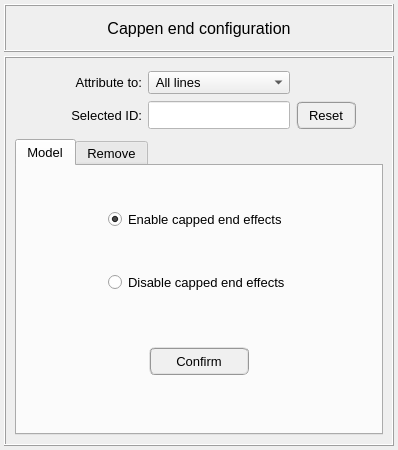
Old version of the form pulse/interface/ui_files/model/setup/structural/capped_end_input.ui in the repository open-pulse/OpenPulse.
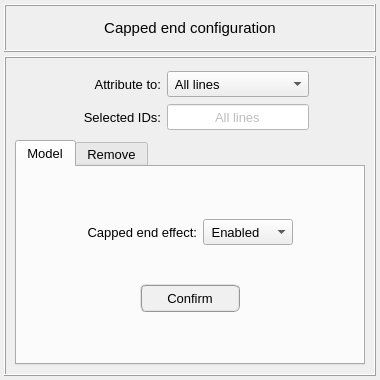
New version of the form.

Commit message: Review on capped-end classes

What changed in the file:
```diff
--- a/pulse/interface/ui_files/model/setup/structural/capped_end_input.ui
+++ b/pulse/interface/ui_files/model/setup/structural/capped_end_input.ui
@@ -6,20 +6,20 @@
    <rect>
     <x>0</x>
     <y>0</y>
-    <width>398</width>
-    <height>450</height>
+    <width>380</width>
+    <height>380</height>
    </rect>
   </property>
   <property name="minimumSize">
    <size>
-    <width>398</width>
-    <height>450</height>
+    <width>380</width>
+    <height>380</height>
    </size>
   </property>
   <property name="maximumSize">
    <size>
-    <width>398</width>
-    <height>450</height>
+    <width>380</width>
+    <height>380</height>
    </size>
   </property>
   <property name="windowTitle">
@@ -42,7 +42,7 @@
     <number>4</number>
    </property>
    <item row="0" column="0">
-    <widget class="QFrame" name="frame">
+    <widget class="QFrame" name="frame_title">
      <property name="minimumSize">
       <size>
        <width>0</width>
@@ -78,14 +78,14 @@
        <number>4</number>
       </property>
       <item row="0" column="0" rowspan="2">
-       <widget class="QLabel" name="label">
+       <widget class="QLabel" name="label_title">
         <property name="font">
          <font>
-          <pointsize>12</pointsize>
+          <pointsize>11</pointsize>
          </font>
         </property>
         <property name="text">
-         <string>Cappen end configuration</string>
+         <string>Capped end configuration</string>
         </property>
         <property name="textFormat">
          <enum>Qt::AutoText</enum>
@@ -99,7 +99,7 @@
     </widget>
    </item>
    <item row="1" column="0">
-    <widget class="QFrame" name="frame_3">
+    <widget class="QFrame" name="frame_main">
      <property name="frameShape">
       <enum>QFrame::Box</enum>
      </property>
@@ -111,7 +111,7 @@
      </property>
      <layout class="QGridLayout" name="gridLayout_7">
       <item row="0" column="0">
-       <widget class="QFrame" name="frame_5">
+       <widget class="QFrame" name="frame_attribution_controls">
         <property name="frameShape">
          <enum>QFrame::NoFrame</enum>
         </property>
@@ -134,51 +134,21 @@
          <property name="verticalSpacing">
           <number>7</number>
          </property>
-         <item row="1" column="4">
-          <widget class="QPushButton" name="pushButton_reset">
-           <property name="minimumSize">
-            <size>
-             <width>60</width>
-             <height>28</height>
-            </size>
-           </property>
-           <property name="maximumSize">
-            <size>
-             <width>60</width>
-             <height>28</height>
-            </size>
-           </property>
-           <property name="font">
-            <font>
-             <pointsize>10</pointsize>
-            </font>
-           </property>
-           <property name="styleSheet">
-            <string notr="true">QPushButton{border-radius: 6px; border-color: rgb(150, 150, 150); border-style: ridge; border-width: 2px; color: rgb(0, 0, 0); background-color: rgb(240, 240, 240)}
-QPushButton:hover{border-radius: 6px; border-color: rgb(0, 170, 255); border-style: ridge; border-width: 2px; color: rgb(0, 0, 0); background-color: rgba(174, 213, 255, 100)}
-QPushButton:pressed{border-radius: 6px; border-color: rgb(0, 170, 255); border-style: ridge; border-width: 2px; color: rgb(0, 0, 0); background-color: rgb(174, 213, 255)}
-QPushButton:disabled{border-radius: 6px; border-color: rgb(150, 150, 150); border-style: ridge; border-width: 0px; color: rgb(150,150, 150); background-color: rgb(220, 220, 220)}</string>
-           </property>
-           <property name="text">
-            <string>Reset</string>
-           </property>
-          </widget>
-         </item>
          <item row="1" column="2">
-          <widget class="QLineEdit" name="lineEdit_selected_ID">
+          <widget class="QLineEdit" name="lineEdit_selected_id">
            <property name="enabled">
-            <bool>true</bool>
+            <bool>false</bool>
            </property>
            <property name="minimumSize">
             <size>
              <width>0</width>
-             <height>28</height>
+             <height>26</height>
             </size>
            </property>
            <property name="maximumSize">
             <size>
-             <width>240</width>
-             <height>28</height>
+             <width>16777215</width>
+             <height>26</height>
             </size>
            </property>
            <property name="font">
@@ -193,7 +163,7 @@
             <string notr="true">background-color: rgb(255, 255, 255);</string>
            </property>
            <property name="text">
-            <string/>
+            <string>All lines</string>
            </property>
            <property name="alignment">
             <set>Qt::AlignCenter</set>
@@ -215,6 +185,18 @@
          </item>
          <item row="0" column="2">
           <widget class="QComboBox" name="comboBox_selection">
+           <property name="minimumSize">
+            <size>
+             <width>0</width>
+             <height>26</height>
+            </size>
+           </property>
+           <property name="maximumSize">
+            <size>
+             <width>16777215</width>
+             <height>26</height>
+            </size>
+           </property>
            <property name="font">
             <font>
              <pointsize>10</pointsize>
@@ -238,17 +220,17 @@
           </widget>
          </item>
          <item row="0" column="1">
-          <widget class="QLabel" name="label_selected_id_2">
+          <widget class="QLabel" name="label_attribute_to">
            <property name="minimumSize">
             <size>
-             <width>100</width>
-             <height>0</height>
+             <width>90</width>
+             <height>26</height>
             </size>
            </property>
            <property name="maximumSize">
             <size>
              <width>100</width>
-             <height>16777215</height>
+             <height>26</height>
             </size>
            </property>
            <property name="font">
@@ -268,14 +250,14 @@
           <widget class="QLabel" name="label_selected_id">
            <property name="minimumSize">
             <size>
-             <width>100</width>
-             <height>0</height>
+             <width>90</width>
+             <height>26</height>
             </size>
            </property>
            <property name="maximumSize">
             <size>
              <width>100</width>
-             <height>16777215</height>
+             <height>26</height>
             </size>
            </property>
            <property name="font">
@@ -284,7 +266,7 @@
             </font>
            </property>
            <property name="text">
-            <string>Selected ID:</string>
+            <string>Selected IDs:</string>
            </property>
            <property name="alignment">
             <set>Qt::AlignRight|Qt::AlignTrailing|Qt::AlignVCenter</set>
@@ -346,15 +328,47 @@
           <property name="bottomMargin">
            <number>4</number>
           </property>
+          <item row="3" column="1">
+           <spacer name="verticalSpacer">
+            <property name="orientation">
+             <enum>Qt::Vertical</enum>
+            </property>
+            <property name="sizeHint" stdset="0">
+             <size>
+              <width>20</width>
+              <height>40</height>
+             </size>
+            </property>
+           </spacer>
+          </item>
           <item row="0" column="1">
-           <widget class="QFrame" name="frame_2">
+           <spacer name="verticalSpacer_2">
+            <property name="orientation">
+             <enum>Qt::Vertical</enum>
+            </property>
+            <property name="sizeHint" stdset="0">
+             <size>
+              <width>20</width>
+              <height>40</height>
+             </size>
+            </property>
+           </spacer>
+          </item>
+          <item row="1" column="1">
+           <widget class="QFrame" name="frame_6">
+            <property name="minimumSize">
+             <size>
+              <width>0</width>
+              <height>60</height>
+             </size>
+            </property>
             <property name="frameShape">
              <enum>QFrame::NoFrame</enum>
             </property>
             <property name="frameShadow">
-             <enum>QFrame::Sunken</enum>
+             <enum>QFrame::Raised</enum>
             </property>
-            <layout class="QGridLayout" name="gridLayout_8">
+            <layout class="QGridLayout" name="gridLayout_10">
              <property name="leftMargin">
               <number>4</number>
              </property>
@@ -367,67 +381,39 @@
              <property name="bottomMargin">
               <number>4</number>
              </property>
-             <property name="spacing">
-              <number>4</number>
-             </property>
-             <item row="0" column="1">
-              <widget class="QRadioButton" name="radioButton_enable_capped_end">
-               <property name="minimumSize">
-                <size>
-                 <width>180</width>
-                 <height>28</height>
-                </size>
-               </property>
-               <property name="maximumSize">
-                <size>
-                 <width>1000</width>
-                 <height>28</height>
-                </size>
-               </property>
-               <property name="font">
-                <font>
-                 <pointsize>10</pointsize>
-                 <italic>false</italic>
-                </font>
-               </property>
-               <property name="text">
-                <string>Enable capped end effects</string>
-               </property>
-               <property name="checked">
-                <bool>true</bool>
-               </property>
-              </widget>
-             </item>
-             <item row="1" column="1">
-              <widget class="QRadioButton" name="radioButton_disable_capped_end">
-               <property name="minimumSize">
-                <size>
-                 <width>180</width>
-                 <height>28</height>
-                </size>
-               </property>
-               <property name="maximumSize">
-                <size>
-                 <width>1000</width>
-                 <height>28</height>
-                </size>
-               </property>
-               <property name="font">
-                <font>
-                 <pointsize>10</pointsize>
-                 <italic>false</italic>
-                </font>
-               </property>
-               <property name="text">
-                <string>Disable capped end effects</string>
-               </property>
-               <property name="checked">
-                <bool>false</bool>
-               </property>
-              </widget>
-             </item>
              <item row="0" column="2">
-              <spacer name="horizontalSpacer_5">
+              <widget class="QComboBox" name="comboBox_capped_end">
+               <property name="minimumSize">
+                <size>
+                 <width>90</width>
+                 <height>26</height>
+                </size>
+               </property>
+               <property name="maximumSize">
+                <size>
+                 <width>90</width>
+                 <height>26</height>
+                </size>
+               </property>
+               <property name="font">
+                <font>
+                 <pointsize>10</pointsize>
+                </font>
+               </property>
+               <item>
+                <property name="text">
+                 <string> Enabled</string>
+                </property>
+               </item>
+               <item>
+                <property name="text">
+                 <string> Disabled</string>
+                </property>
+               </item>
+              </widget>
+             </item>
+             <item row="0" column="0">
+              <spacer name="horizontalSpacer">
                <property name="orientation">
                 <enum>Qt::Horizontal</enum>
                </property>
@@ -439,7 +425,22 @@
                </property>
               </spacer>
              </item>
-             <item row="0" column="0">
+             <item row="0" column="1">
+              <widget class="QLabel" name="label_2">
+               <property name="font">
+                <font>
+                 <pointsize>10</pointsize>
+                </font>
+               </property>
+               <property name="text">
+                <string>Capped end effect:</string>
+               </property>
+               <property name="alignment">
+                <set>Qt::AlignRight|Qt::AlignTrailing|Qt::AlignVCenter</set>
+               </property>
+              </widget>
+             </item>
+             <item row="0" column="3">
               <spacer name="horizontalSpacer_4">
                <property name="orientation">
                 <enum>Qt::Horizontal</enum>
@@ -452,12 +453,21 @@
                </property>
               </spacer>
              </item>
+            </layout>
+           </widget>
+          </item>
              <item row="2" column="1">
               <widget class="QFrame" name="frame_7">
+            <property name="minimumSize">
+             <size>
+              <width>0</width>
+              <height>60</height>
+             </size>
+            </property>
                <property name="maximumSize">
                 <size>
                  <width>16777215</width>
-                 <height>60</height>
+              <height>16777215</height>
                 </size>
                </property>
                <property name="frameShape">
@@ -506,30 +516,42 @@
              </item>
             </layout>
            </widget>
-          </item>
-         </layout>
-        </widget>
         <widget class="QWidget" name="tab_remove">
          <attribute name="title">
           <string>Remove</string>
          </attribute>
          <layout class="QGridLayout" name="gridLayout_4">
           <property name="leftMargin">
-           <number>4</number>
+           <number>6</number>
           </property>
           <property name="topMargin">
-           <number>4</number>
+           <number>6</number>
           </property>
           <property name="rightMargin">
-           <number>4</number>
+           <number>6</number>
           </property>
           <property name="bottomMargin">
-           <number>4</number>
+           <number>6</number>
           </property>
           <property name="spacing">
            <number>4</number>
           </property>
-          <item row="0" column="0" colspan="2">
+          <item row="0" column="1">
+           <widget class="QTabWidget" name="tabWidget_groups">
+            <property name="font">
+             <font>
+              <pointsize>10</pointsize>
+             </font>
+            </property>
+            <property name="currentIndex">
+             <number>0</number>
+            </property>
+            <widget class="QWidget" name="tab">
+             <attribute name="title">
+              <string>Elements attribution</string>
+             </attribute>
+             <layout class="QGridLayout" name="gridLayout_12">
+              <item row="0" column="0">
            <widget class="QTreeWidget" name="treeWidget_capped_end_elements">
             <property name="minimumSize">
              <size>
@@ -579,99 +601,14 @@
             </column>
            </widget>
           </item>
-          <item row="3" column="0" colspan="2">
-           <widget class="QFrame" name="frame_4">
-            <property name="frameShape">
-             <enum>QFrame::NoFrame</enum>
-            </property>
-            <property name="frameShadow">
-             <enum>QFrame::Raised</enum>
-            </property>
+             </layout>
+            </widget>
+            <widget class="QWidget" name="tab_2">
+             <attribute name="title">
+              <string>Lines attribution</string>
+             </attribute>
             <layout class="QGridLayout" name="gridLayout_3">
-             <property name="leftMargin">
-              <number>4</number>
-             </property>
-             <property name="topMargin">
-              <number>4</number>
-             </property>
-             <property name="rightMargin">
-              <number>4</number>
-             </property>
-             <property name="bottomMargin">
-              <number>4</number>
-             </property>
-             <item row="0" column="1">
-              <widget class="QPushButton" name="pushButton_get_information">
-               <property name="minimumSize">
-                <size>
-                 <width>90</width>
-                 <height>28</height>
-                </size>
-               </property>
-               <property name="maximumSize">
-                <size>
-                 <width>90</width>
-                 <height>28</height>
-                </size>
-               </property>
-               <property name="font">
-                <font>
-                 <family>MS Shell Dlg 2</family>
-                 <pointsize>10</pointsize>
-                 <weight>50</weight>
-                 <italic>false</italic>
-                 <bold>false</bold>
-                </font>
-               </property>
-               <property name="styleSheet">
-                <string notr="true">QPushButton{border-radius: 6px; border-color: rgb(150, 150, 150); border-style: ridge; border-width: 2px; color: rgb(0, 0, 0); background-color: rgb(240, 240, 240)}
-QPushButton:hover{border-radius: 6px; border-color: rgb(0, 170, 255); border-style: ridge; border-width: 2px; color: rgb(0, 0, 0); background-color: rgba(174, 213, 255, 100)}
-QPushButton:pressed{border-radius: 6px; border-color: rgb(0, 170, 255); border-style: ridge; border-width: 2px; color: rgb(0, 0, 0); background-color: rgb(174, 213, 255)}
-QPushButton:disabled{border-radius: 6px; border-color: rgb(150, 150, 150); border-style: ridge; border-width: 0px; color: rgb(150,150, 150); background-color: rgb(220, 220, 220)}</string>
-               </property>
-               <property name="text">
-                <string>See details</string>
-               </property>
-              </widget>
-             </item>
              <item row="0" column="0">
-              <widget class="QPushButton" name="pushButton_remove">
-               <property name="minimumSize">
-                <size>
-                 <width>90</width>
-                 <height>28</height>
-                </size>
-               </property>
-               <property name="maximumSize">
-                <size>
-                 <width>90</width>
-                 <height>28</height>
-                </size>
-               </property>
-               <property name="font">
-                <font>
-                 <family>MS Shell Dlg 2</family>
-                 <pointsize>10</pointsize>
-                 <weight>50</weight>
-                 <italic>false</italic>
-                 <bold>false</bold>
-                </font>
-               </property>
-               <property name="styleSheet">
-                <string notr="true">QPushButton{border-radius: 6px; border-color: rgb(150, 150, 150); border-style: ridge; border-width: 2px; color: rgb(0, 0, 0); background-color: rgb(240, 240, 240)}
-QPushButton:hover{border-radius: 6px; border-color: rgb(0, 170, 255); border-style: ridge; border-width: 2px; color: rgb(0, 0, 0); background-color: rgba(174, 213, 255, 100)}
-QPushButton:pressed{border-radius: 6px; border-color: rgb(0, 170, 255); border-style: ridge; border-width: 2px; color: rgb(0, 0, 0); background-color: rgb(174, 213, 255)}
-QPushButton:disabled{border-radius: 6px; border-color: rgb(150, 150, 150); border-style: ridge; border-width: 0px; color: rgb(150,150, 150); background-color: rgb(220, 220, 220)}</string>
-               </property>
-               <property name="text">
-                <string>Remove</string>
-               </property>
-              </widget>
-             </item>
-            </layout>
-           </widget>
-          </item>
-          <item row="1" column="0" colspan="2">
            <widget class="QTreeWidget" name="treeWidget_capped_end_lines">
             <property name="minimumSize">
              <size>
@@ -719,6 +656,104 @@
         </widget>
        </widget>
       </item>
+          <item row="1" column="1">
+           <widget class="QFrame" name="frame_buttons">
+            <property name="maximumSize">
+             <size>
+              <width>16777215</width>
+              <height>80</height>
+             </size>
+            </property>
+            <property name="frameShape">
+             <enum>QFrame::NoFrame</enum>
+            </property>
+            <property name="frameShadow">
+             <enum>QFrame::Raised</enum>
+            </property>
+            <layout class="QGridLayout" name="gridLayout_11">
+             <property name="leftMargin">
+              <number>4</number>
+             </property>
+             <property name="topMargin">
+              <number>4</number>
+             </property>
+             <property name="rightMargin">
+              <number>4</number>
+             </property>
+             <property name="bottomMargin">
+              <number>4</number>
+             </property>
+             <item row="0" column="1">
+              <widget class="QPushButton" name="pushButton_remove">
+               <property name="minimumSize">
+                <size>
+                 <width>90</width>
+                 <height>28</height>
+                </size>
+               </property>
+               <property name="maximumSize">
+                <size>
+                 <width>90</width>
+                 <height>28</height>
+                </size>
+               </property>
+               <property name="font">
+                <font>
+                 <family>MS Shell Dlg 2</family>
+                 <pointsize>10</pointsize>
+                 <weight>50</weight>
+                 <italic>false</italic>
+                 <bold>false</bold>
+                </font>
+               </property>
+               <property name="styleSheet">
+                <string notr="true">QPushButton{border-radius: 6px; border-color: rgb(150, 150, 150); border-style: ridge; border-width: 2px; color: rgb(0, 0, 0); background-color: rgb(240, 240, 240)}
+QPushButton:hover{border-radius: 6px; border-color: rgb(0, 170, 255); border-style: ridge; border-width: 2px; color: rgb(0, 0, 0); background-color: rgba(174, 213, 255, 100)}
+QPushButton:pressed{border-radius: 6px; border-color: rgb(0, 170, 255); border-style: ridge; border-width: 2px; color: rgb(0, 0, 0); background-color: rgb(174, 213, 255)}
+QPushButton:disabled{border-radius: 6px; border-color: rgb(150, 150, 150); border-style: ridge; border-width: 0px; color: rgb(150,150, 150); background-color: rgb(220, 220, 220)}</string>
+               </property>
+               <property name="text">
+                <string>Remove</string>
+               </property>
+              </widget>
+             </item>
+             <item row="0" column="0">
+              <widget class="QPushButton" name="pushButton_reset">
+               <property name="minimumSize">
+                <size>
+                 <width>90</width>
+                 <height>28</height>
+                </size>
+               </property>
+               <property name="maximumSize">
+                <size>
+                 <width>90</width>
+                 <height>28</height>
+                </size>
+               </property>
+               <property name="font">
+                <font>
+                 <pointsize>10</pointsize>
+                </font>
+               </property>
+               <property name="styleSheet">
+                <string notr="true">QPushButton{border-radius: 6px; border-color: rgb(150, 150, 150); border-style: ridge; border-width: 2px; color: rgb(0, 0, 0); background-color: rgb(240, 240, 240)}
+QPushButton:hover{border-radius: 6px; border-color: rgb(0, 170, 255); border-style: ridge; border-width: 2px; color: rgb(0, 0, 0); background-color: rgba(174, 213, 255, 100)}
+QPushButton:pressed{border-radius: 6px; border-color: rgb(0, 170, 255); border-style: ridge; border-width: 2px; color: rgb(0, 0, 0); background-color: rgb(174, 213, 255)}
+QPushButton:disabled{border-radius: 6px; border-color: rgb(150, 150, 150); border-style: ridge; border-width: 0px; color: rgb(150,150, 150); background-color: rgb(220, 220, 220)}</string>
+               </property>
+               <property name="text">
+                <string>Reset</string>
+               </property>
+              </widget>
+             </item>
+            </layout>
+           </widget>
+          </item>
+         </layout>
+        </widget>
+       </widget>
+      </item>
      </layout>
     </widget>
    </item>
```
Left out of the diff: 7 changed lines with no effect on the pictures. Lines whose indentation alone changed are shown as unchanged. The commit also changes 6 other files.
